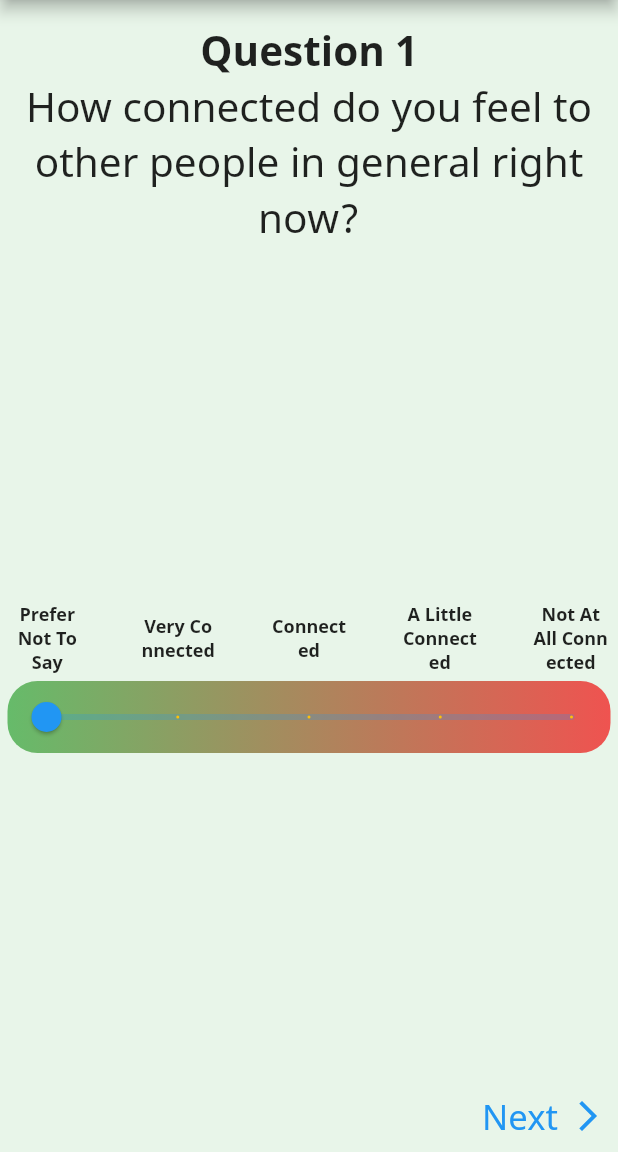
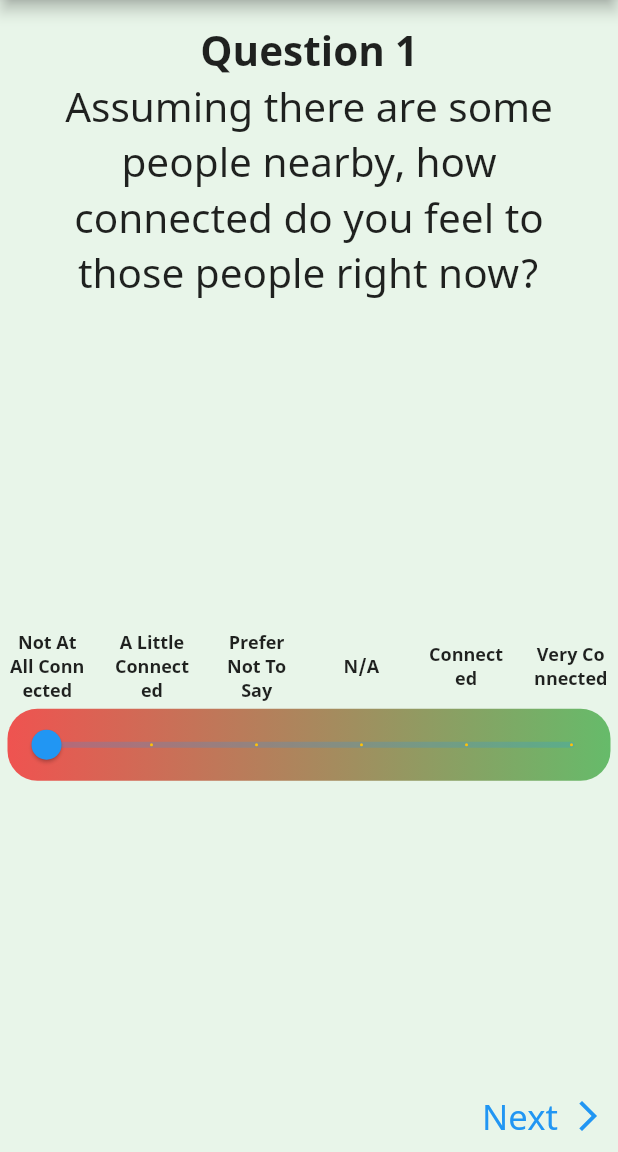
Before and after one commit to hayden-huynh/together-mobile-app, a Flutter app: the QuestionnaireEntryScreen screen opened by its route, after a tap on "Next", after a tap on "Previous", on a phone screen of 412 x 824 dp, the part 84-1236 px from its top. Run offline on Flutter 3.47's test engine with Material 2 defaults, Android fonts, the phone set to English and light mode, and no system bars; our stand-ins replace firebase_core, firebase_messaging, flutter_local_notifications, flutter_native_timezone, geolocator, location and 2 more; accounts and stored records are empty.

Commit message:
Implemented multiple-path question & answer. Questionnaire data structure reviewed and improved.

```diff
--- a/lib/models/answer.dart
+++ b/lib/models/answer.dart
@@ -1,9 +1,9 @@
-class Answer{
-  String answerText;
-  bool isSelected;
+class Answer {
+  dynamic answerText;
+  dynamic usersAnswer;
 
   Answer({
     this.answerText,
-    this.isSelected = false,
+    this.usersAnswer,
   });
 }
--- a/lib/models/questionnaire_entry_provider.dart
+++ b/lib/models/questionnaire_entry_provider.dart
@@ -5,17 +5,18 @@ import 'package:together_app/models/answer.dart';
 enum QuestionType {
   MultipleChoice,
   OpenEnded,
+  MultiplePath,
 }
 
 class QuestionnaireEntry {
   final String questionText;
   final QuestionType type;
-  final dynamic answers;
+  final Answer answer;
 
   QuestionnaireEntry(
     this.questionText,
     this.type,
-    this.answers,
+    this.answer,
   );
 }
 
@@ -24,63 +25,70 @@ class QuestionnaireEntryProvider with ChangeNotifier {
     QuestionnaireEntry(
       'I feel good right now?',
       QuestionType.MultipleChoice,
-      [
-        Answer(answerText: 'Strongly Agree'),
-        Answer(answerText: 'Agree'),
-        Answer(answerText: 'Neither Agree nor Disagree'),
-        Answer(answerText: 'Disagree'),
-        Answer(answerText: 'Strong Disagree'),
-      ],
+      Answer(answerText: [
+        'Strong Disagree',
+        'Disagree',
+        'Neither Agree nor Disagree',
+        'Agree',
+        'Strongly Agree',
+      ]),
     ),
     QuestionnaireEntry(
       'How connected do you feel to other people in general right now?',
       QuestionType.MultipleChoice,
-      [
-        Answer(answerText: 'Prefer Not To Say'),
-        Answer(answerText: 'Very Connected'),
-        Answer(answerText: 'Connected'),
-        Answer(answerText: 'A Little Connected'),
-        Answer(answerText: 'Not At All Connected'),
-      ],
+      Answer(answerText: [
+        'Not At All Connected',
+        'A Little Connected',
+        'Prefer Not To Say',
+        'Connected',
+        'Very Connected',
+      ]),
     ),
     QuestionnaireEntry(
       'Do you feel lonely right now?',
       QuestionType.MultipleChoice,
-      [
-        Answer(answerText: 'Prefer Not To Say'),
-        Answer(answerText: 'Not At All Lonely'),
-        Answer(answerText: 'A Little Lonely'),
-        Answer(answerText: 'Lonely'),
-        Answer(answerText: 'Very lonely'),
-      ],
+      Answer(answerText: [
+        'Very lonely',
+        'Lonely',
+        'Prefer Not To Say',
+        'A Little Lonely',
+        'Not At All Lonely',
+      ]),
     ),
     QuestionnaireEntry(
       'How would you rate your learning capacity right now?',
       QuestionType.MultipleChoice,
-      [
-        Answer(answerText: 'Prefer Not To Say'),
-        Answer(answerText: 'Really Good'),
-        Answer(answerText: 'OK'),
-        Answer(answerText: 'Not Great'),
-        Answer(answerText: 'Poor'),
-      ],
+      Answer(answerText: [
+        'Poor',
+        'Not Great',
+        'Prefer Not To Say',
+        'OK',
+        'Really Good',
+      ]),
     ),
     QuestionnaireEntry(
       'Assuming there are some people nearby, how connected do you feel to those people right now?',
       QuestionType.MultipleChoice,
-      [
-        Answer(answerText: 'N/A'),
-        Answer(answerText: 'Prefer Not To Say'),
-        Answer(answerText: 'Very Connected'),
-        Answer(answerText: 'Connected'),
-        Answer(answerText: 'A Little Connected'),
-        Answer(answerText: 'Not At All Connected'),
-      ],
+      Answer(answerText: [
+        'Not At All Connected',
+        'A Little Connected',
+        'Prefer Not To Say',
+        'N/A',
+        'Connected',
+        'Very Connected',
+      ]),
     ),
     QuestionnaireEntry(
       'Right now, how many people are currently within a 5m radius of you?',
       QuestionType.OpenEnded,
       Answer(),
+    ),
+    QuestionnaireEntry(
+      'Where are you right now?',
+      QuestionType.MultiplePath,
+      Answer(
+        usersAnswer: <int, String>{},
+      ),
     )
   ];
 
--- a/lib/widgets/answer_button.dart
+++ /dev/null
@@ -1,56 +0,0 @@
-import 'package:flutter/material.dart';
-
-import 'package:together_app/models/answer.dart';
-
-class AnswerButton extends StatelessWidget {
-  final int answerIndex;
-  final Answer answer;
-  final Function selectAnswer;
-
-  AnswerButton(
-    this.answer,
-    this.selectAnswer,
-    this.answerIndex,
-  );
-
-  @override
-  Widget build(BuildContext context) {
-    return Align(
-      // Align wrapping around ElevatedButton will make the button return to its default width
-      child: Container(
-        margin: const EdgeInsets.symmetric(vertical: 15),
-        child: LayoutBuilder(
-          builder: (ctx, constraints) => SizedBox(
-            width: constraints.maxWidth * 0.7,
-            child: ElevatedButton(
-              style: ElevatedButton.styleFrom(
-                primary: answer.isSelected
-                    ? Theme.of(context).accentColor
-                    : Theme.of(context).primaryColor,
-                elevation: 5,
-                shape: new RoundedRectangleBorder(
-                  borderRadius: BorderRadius.circular(10),
-                ),
-              ),
-              child: Container(
-                margin: EdgeInsets.symmetric(vertical: 10),
-                alignment: Alignment.center,
-                child: Text(
-                  '${answer.answerText}',
-                  style: TextStyle(
-                    fontSize: 24,
-                  ),
-                  softWrap: true,
-                  textAlign: TextAlign.center,
-                ),
-              ),
-              onPressed: () {
-                selectAnswer(answerIndex);
-              },
-            ),
-          ),
-        ),
-      ),
-    );
-  }
-}
--- a/lib/widgets/answer_multiple_choices.dart
+++ b/lib/widgets/answer_multiple_choices.dart
@@ -3,12 +3,10 @@ import 'package:flutter/material.dart';
 import 'package:together_app/models/answer.dart';
 
 class AnswerMultipleChoices extends StatefulWidget {
-  final List<Answer> answers;
-  final Function selectAnswer;
+  final Answer answer;
 
   AnswerMultipleChoices(
-    this.answers,
-    this.selectAnswer,
+    this.answer,
   );
 
   @override
@@ -18,8 +16,10 @@ class AnswerMultipleChoices extends StatefulWidget {
 class _AnswerMultipleChoicesState extends State<AnswerMultipleChoices> {
   @override
   Widget build(BuildContext context) {
-    int index = widget.answers.indexWhere((ans) => ans.isSelected);
-    double _currentSliderValue = index == -1 ? 0 : index * 1.0;
+    List<String> answerText = widget.answer.answerText as List<String>;
+    double _currentSliderValue = widget.answer.usersAnswer == null
+        ? 0
+        : answerText.indexOf(widget.answer.usersAnswer) * 1.0;
 
     return Column(
       mainAxisAlignment: MainAxisAlignment.center,
@@ -32,11 +32,11 @@ class _AnswerMultipleChoicesState extends State<AnswerMultipleChoices> {
           child: Row(
             mainAxisAlignment: MainAxisAlignment.spaceBetween,
             children: List.generate(
-              widget.answers.length,
+              answerText.length,
               (idx) => Container(
                 width: 53,
                 child: Text(
-                  '${widget.answers[idx].answerText}',
+                  '${answerText[idx]}',
                   style: TextStyle(
                     fontSize: 12,
                     fontWeight: FontWeight.bold,
@@ -54,8 +54,8 @@ class _AnswerMultipleChoicesState extends State<AnswerMultipleChoices> {
             borderRadius: BorderRadius.circular(20),
             gradient: LinearGradient(
               colors: [
+                Colors.red.shade400,
                 Colors.green.shade400,
-                Colors.red.shade400,
               ],
               begin: Alignment.centerLeft,
               end: Alignment.centerRight,
@@ -77,14 +77,14 @@ class _AnswerMultipleChoicesState extends State<AnswerMultipleChoices> {
             ),
             child: Slider(
               value: _currentSliderValue,
-              label: widget.answers[_currentSliderValue.toInt()].answerText,
+              label: answerText[_currentSliderValue.toInt()],
               min: 0,
-              max: widget.answers.length.toDouble() - 1,
-              divisions: widget.answers.length - 1,
+              max: answerText.length.toDouble() - 1,
+              divisions: answerText.length - 1,
               onChanged: (newValue) {
                 setState(() {
                   _currentSliderValue = newValue;
-                  widget.selectAnswer(newValue.toInt());
+                  widget.answer.usersAnswer = answerText[newValue.toInt()];
                 });
               },
             ),
--- /dev/null
+++ b/lib/widgets/answer_multiple_path.dart
@@ -0,0 +1,157 @@
+import 'package:flutter/material.dart';
+
+import 'package:together_app/models/answer.dart';
+
+class AnswerMultiplePath extends StatefulWidget {
+  final Answer answer;
+
+  AnswerMultiplePath(this.answer);
+
+  @override
+  _AnswerMultiplePathState createState() => _AnswerMultiplePathState();
+}
+
+class _AnswerMultiplePathState extends State<AnswerMultiplePath> {
+  String _firstVal;
+  String _secondVal;
+  String _thirdVal;
+
+  @override
+  void initState() {
+    _firstVal = widget.answer.usersAnswer[0] ?? 'Choose one';
+    _secondVal = widget.answer.usersAnswer[1] ?? 'Choose one';
+    _thirdVal = widget.answer.usersAnswer[2] ?? 'Choose one';
+    super.initState();
+  }
+
+  void _firstValHandler(String newValue, int idx) {
+    _firstVal = newValue;
+    _secondVal = 'Choose one';
+    widget.answer.usersAnswer.remove(1);
+    _thirdVal = 'Choose one';
+    widget.answer.usersAnswer.remove(2);
+  }
+
+  void _secondValHandler(String newValue, int idx) {
+    _secondVal = newValue;
+    _thirdVal = 'Choose one';
+    widget.answer.usersAnswer.remove(2);
+  }
+
+  void _thirdValHandler(String newValue, int idx) {
+    _thirdVal = newValue;
+  }
+
+  Widget _generateDropdownButton(
+    String val,
+    List<String> itemList,
+    int idx,
+    Function onChangedHandler,
+  ) {
+    return DropdownButton(
+      elevation: 16,
+      icon: Icon(Icons.arrow_drop_down),
+      iconSize: 20,
+      value: val,
+      items: itemList
+          .map((e) => DropdownMenuItem(value: e, child: Text(e)))
+          .toList(),
+      onChanged: (newValue) {
+        setState(() {
+          onChangedHandler(newValue, idx);
+          widget.answer.usersAnswer[idx] = newValue;
+        });
+      },
+    );
+  }
+
+  @override
+  Widget build(BuildContext context) {
+    return Column(
+      mainAxisAlignment: MainAxisAlignment.center,
+      crossAxisAlignment: CrossAxisAlignment.center,
+      children: [
+        _generateDropdownButton(
+            _firstVal,
+            [
+              'Choose one',
+              'At university',
+              'At work',
+              'At home',
+              'Other',
+            ],
+            0,
+            _firstValHandler),
+        if (_firstVal == 'At university')
+          _generateDropdownButton(
+              _secondVal,
+              [
+                'Choose one',
+                'In a lecture',
+                'In a tutorial',
+                'In the library',
+                'On campus',
+              ],
+              1,
+              _secondValHandler),
+        if (_firstVal == 'At work')
+          _generateDropdownButton(
+              _secondVal,
+              [
+                'Choose one',
+                'With friends',
+                'With family',
+                'With colleagues',
+                'Alone',
+              ],
+              1,
+              _secondValHandler),
+        if (_firstVal == 'At home')
+          _generateDropdownButton(
+              _secondVal,
+              [
+                'Choose one',
+                'With friends',
+                'With family',
+                'Online Studying',
+                'Alone',
+              ],
+              1,
+              _secondValHandler),
+        if (_firstVal == 'Other')
+          _generateDropdownButton(
+              _secondVal,
+              [
+                'Choose one',
+                'With friends',
+                'With family',
+                'With strangers',
+                'Alone',
+              ],
+              1,
+              _secondValHandler),
+        if (_secondVal == 'In a lecture' || _secondVal == 'In a tutorial')
+          _generateDropdownButton(
+              _thirdVal,
+              [
+                'Choose one',
+                'With peers',
+                'With friends',
+              ],
+              2,
+              _thirdValHandler),
+        if (_secondVal == 'In the library' || _secondVal == 'On campus')
+          _generateDropdownButton(
+              _thirdVal,
+              [
+                'Choose one',
+                'With peers',
+                'With friends',
+                'Alone',
+              ],
+              2,
+              _thirdValHandler)
+      ],
+    );
+  }
+}
--- a/lib/widgets/answer_open_ended.dart
+++ b/lib/widgets/answer_open_ended.dart
@@ -3,11 +3,9 @@ import 'package:flutter/material.dart';
 import 'package:together_app/models/answer.dart';
 
 class AnswerOpenEnded extends StatefulWidget {
-  final Function inputAnswer;
   final Answer answer;
 
   AnswerOpenEnded(
-    this.inputAnswer,
     this.answer,
   );
 
@@ -21,7 +19,7 @@ class _AnswerOpenEndedState extends State<AnswerOpenEnded> {
   @override
   Widget build(BuildContext context) {
 
-    _answerTextController.text = widget.answer.answerText;
+    _answerTextController.text = widget.answer.usersAnswer;
 
     return LayoutBuilder(
       builder: (ctx, constraints) => Container(
@@ -29,7 +27,6 @@ class _AnswerOpenEndedState extends State<AnswerOpenEnded> {
         child: TextField(
           controller: _answerTextController,
           textAlign: TextAlign.center,
-          keyboardType: TextInputType.number,
           decoration: const InputDecoration(
             filled: true,
             fillColor: Colors.white,
@@ -43,7 +40,10 @@ class _AnswerOpenEndedState extends State<AnswerOpenEnded> {
             fontSize: 20,
           ),
           onSubmitted: (_) {
-            widget.inputAnswer(_answerTextController.text);
+            if (_answerTextController.text == null) {
+              return;
+            }
+            widget.answer.usersAnswer = _answerTextController.text;
           },
         ),
       ),
--- a/lib/widgets/answers_section.dart
+++ b/lib/widgets/answers_section.dart
@@ -4,14 +4,16 @@ import 'package:together_app/models/questionnaire_entry_provider.dart'
     show QuestionType;
 import 'package:together_app/widgets/answer_multiple_choices.dart';
 import 'package:together_app/widgets/answer_open_ended.dart';
+import 'package:together_app/widgets/answer_multiple_path.dart';
+import 'package:together_app/models/answer.dart';
 
 class AnswersSection extends StatefulWidget {
-  final dynamic answers;
   final QuestionType type;
+  final Answer answer;
 
   AnswersSection(
-    this.answers,
     this.type,
+    this.answer,
   );
 
   @override
@@ -19,24 +21,6 @@ class AnswersSection extends StatefulWidget {
 }
 
 class _AnswersSectionState extends State<AnswersSection> {
-  void _selectAnswer(int index) {
-    setState(() {
-      widget.answers[index].isSelected = true;
-      for (int i = 0; i < widget.answers.length; i++) {
-        if (i != index) {
-          widget.answers[i].isSelected = false;
-        }
-      }
-    });
-  }
-
-  void _inputAnswer(String answerText) {
-    if (answerText == null) {
-      return;
-    }
-    widget.answers.answerText = answerText;
-  }
-
   @override
   Widget build(BuildContext context) {
     return Expanded(
@@ -44,13 +28,15 @@ class _AnswersSectionState extends State<AnswersSection> {
         switch (widget.type) {
           case QuestionType.MultipleChoice:
             return AnswerMultipleChoices(
-              widget.answers,
-              _selectAnswer,
+              widget.answer,
             );
           case QuestionType.OpenEnded:
             return AnswerOpenEnded(
-              _inputAnswer,
-              widget.answers,
+              widget.answer,
+            );
+          case QuestionType.MultiplePath:
+            return AnswerMultiplePath(
+              widget.answer,
             );
           default:
             return Center(
--- a/lib/widgets/questionnaire_entry_widget.dart
+++ b/lib/widgets/questionnaire_entry_widget.dart
@@ -37,8 +37,8 @@ class _QuestionnaireEntryWidgetState extends State<QuestionnaireEntryWidget> {
         QuestionSection(widget.entries[_currentEntryIndex].questionText,
             _currentEntryIndex),
         AnswersSection(
-          widget.entries[_currentEntryIndex].answers,
           widget.entries[_currentEntryIndex].type,
+          widget.entries[_currentEntryIndex].answer,
         ),
         QuestionnaireEntryNavigator(
           _currentEntryIndex,
```
